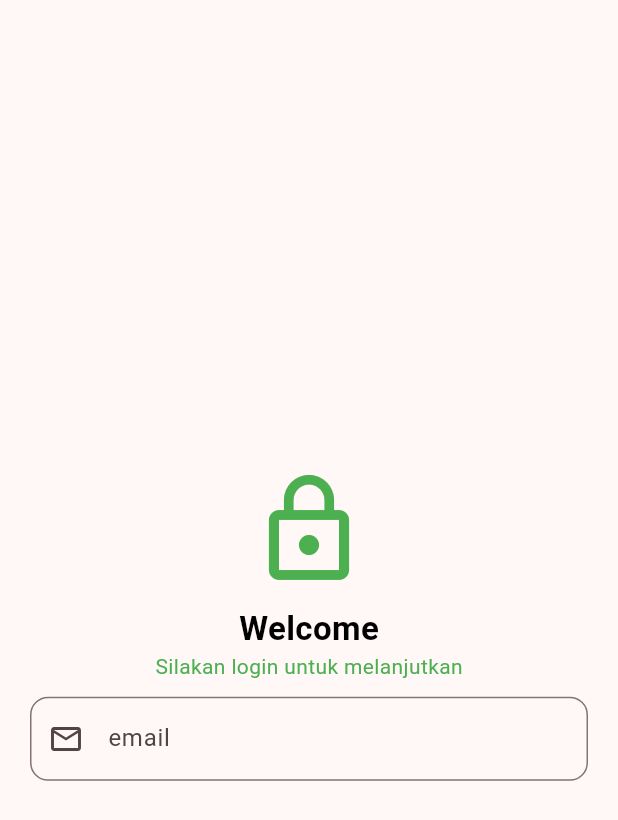
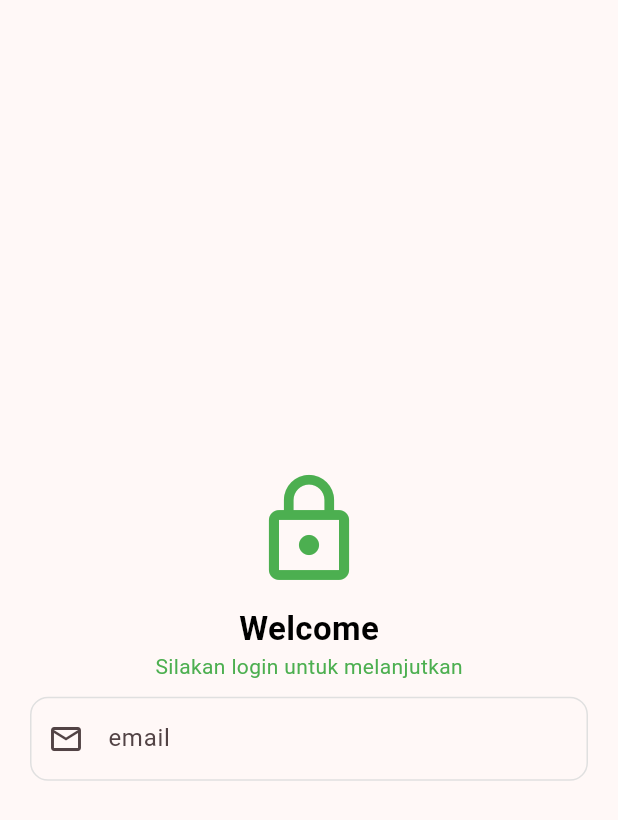
Before and after one commit to helenoktaa/Tugas_week_6_1123150205, a Flutter app: the Login screen opened directly, on a phone screen of 412 x 824 dp. Shown: the top 820 px of the screen. Run offline on Flutter 3.47's test engine with Material 3 defaults, Android fonts, the light colour scheme and no system bars.

Commit message:
update: enabledBorder email

```diff
--- a/lib/screen/login.dart
+++ b/lib/screen/login.dart
@@ -42,6 +42,10 @@ class Login extends StatelessWidget {
                   border: OutlineInputBorder(
                     borderRadius: BorderRadius.circular(12.0),
                   ),
+                  enabledBorder: OutlineInputBorder(
+                    borderRadius: BorderRadius.circular(12),
+                    borderSide: BorderSide(color: Colors.grey[300]!),
+                  ),
                 ),
               ),
             ],
```
